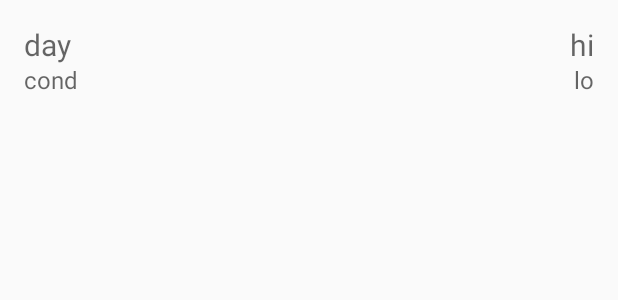
After one commit to VogelDev/Android-Projects, an Android app: the layout list_item.xml on its own in the app's theme, with its tools: preview values and no code run, on a phone screen of 412 x 824 dp. The commit adds this screen. Shown: the top 300 px of the screen. Run offline under Robolectric (Android 15) with nearby library versions, the phone set to English and light mode, and no system bars.

Commit message:
Android Weather "Complete"
Android Weather project created as given, including challenge to display
current day and following day as "Today" and "Tomorrow". Future plans:
round/floor temps to a more UI friendly value, add weather condition
icons, allow to check hourly updates

```diff
--- a/AndroidWeather/app/src/main/AndroidManifest.xml
+++ b/AndroidWeather/app/src/main/AndroidManifest.xml
@@ -1,6 +1,7 @@
 <?xml version="1.0" encoding="utf-8"?>
 <manifest xmlns:android="http://schemas.android.com/apk/res/android"
     package="me.vogeldev.androidweather">
+    <uses-permission android:name="android.permission.ACCESS_COARSE_LOCATION" />
 
     <application
         android:allowBackup="true"
--- /dev/null
+++ b/AndroidWeather/app/src/main/res/layout/list_item.xml
@@ -0,0 +1,47 @@
+<?xml version="1.0" encoding="utf-8"?>
+<RelativeLayout xmlns:android="http://schemas.android.com/apk/res/android"
+    android:layout_width="match_parent"
+    android:layout_height="?android:attr/listPreferredItemHeightLarge"
+    android:paddingLeft="@dimen/activity_horizontal_margin"
+    android:paddingRight="@dimen/activity_horizontal_margin">
+    <TextView
+        android:id="@+id/tvDay"
+        android:layout_width="wrap_content"
+        android:layout_height="wrap_content"
+        android:paddingTop="@dimen/activity_vertical_margin"
+        android:layout_alignParentTop="true"
+        android:layout_alignParentStart="true"
+        android:textSize="@dimen/abc_text_size_title_material"
+        android:hint="day" />
+
+    <TextView
+        android:id="@+id/tvWeatherCondition"
+        android:layout_width="wrap_content"
+        android:layout_height="wrap_content"
+        android:paddingBottom="@dimen/activity_vertical_margin"
+        android:layout_alignParentBottom="true"
+        android:layout_alignParentStart="true"
+        android:textSize="@dimen/abc_text_size_subhead_material"
+        android:hint="cond" />
+
+    <TextView
+        android:id="@+id/tvHigh"
+        android:layout_width="wrap_content"
+        android:layout_height="wrap_content"
+        android:paddingTop="@dimen/activity_vertical_margin"
+        android:layout_alignParentTop="true"
+        android:layout_alignParentEnd="true"
+        android:textSize="@dimen/abc_text_size_title_material"
+        android:hint="hi" />
+
+    <TextView
+        android:id="@+id/tvLow"
+        android:layout_width="wrap_content"
+        android:layout_height="wrap_content"
+        android:paddingBottom="@dimen/activity_vertical_margin"
+        android:layout_alignParentBottom="true"
+        android:layout_alignParentEnd="true"
+        android:textSize="@dimen/abc_text_size_subhead_material"
+        android:hint="lo" />
+
+</RelativeLayout>
```
Also changed, not shown: AndroidWeather/app/src/main/java/me/vogeldev/androidweather/ForecastAdapter.java (added, +94 -0 lines), AndroidWeather/app/src/main/java/me/vogeldev/androidweather/MainActivity.java (+93 -1 lines), AndroidWeather/app/src/main/java/me/vogeldev/androidweather/RetrieveForecastTask.java (added, +112 -0 lines), AndroidWeather/app/src/main/java/me/vogeldev/androidweather/Weather.java (added, +44 -0 lines), AndroidWeather/app/src/main/res/layout/activity_main.xml (+14 -9 lines).
